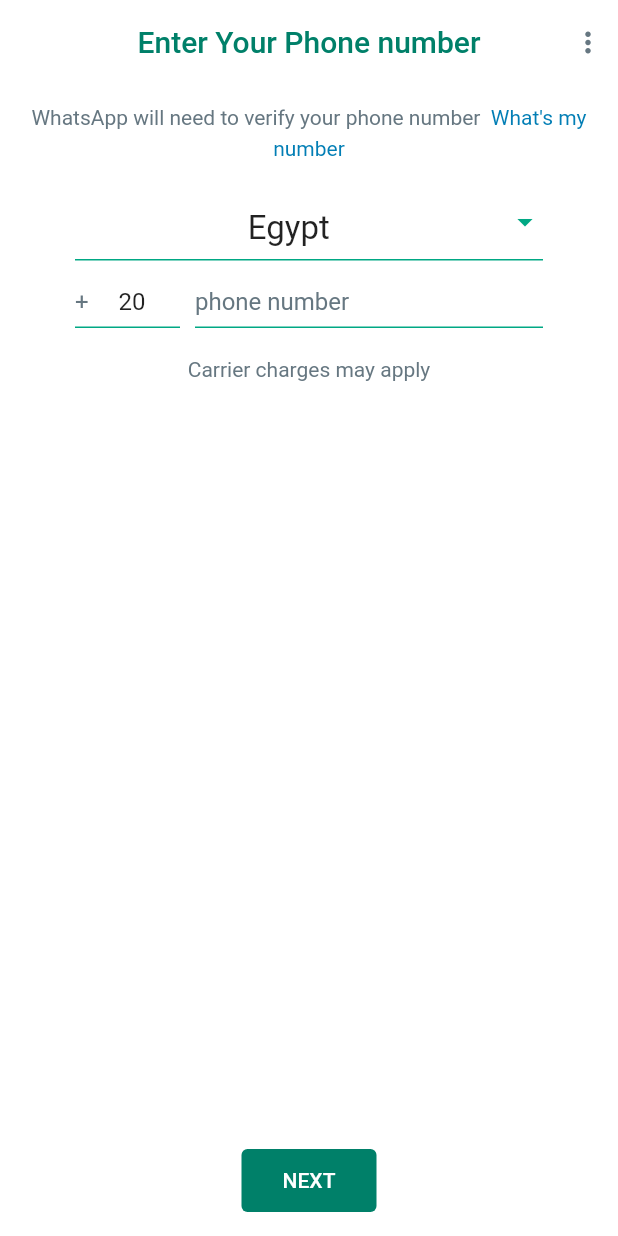
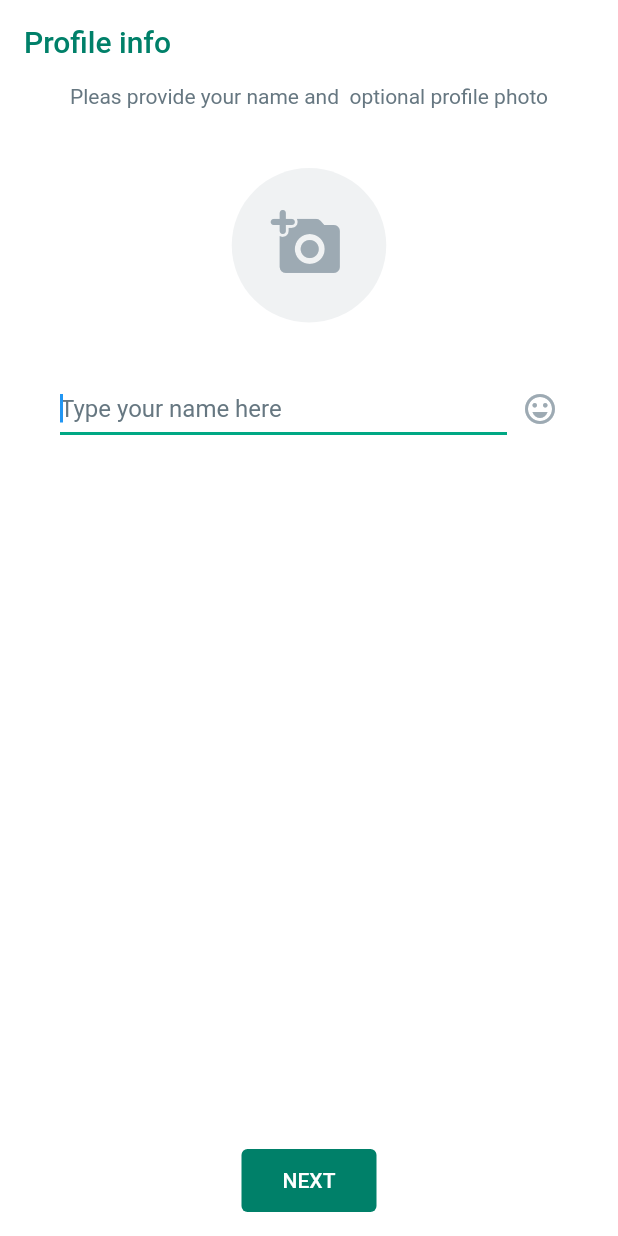
Before and after one commit to abdallah116294/WhatsApp_Clone, a Flutter app: the screen it shows after launch, on a phone screen of 412 x 824 dp. Run offline on Flutter 3.47's test engine with Material 2 defaults, Android fonts, the light colour scheme and no system bars; our stand-ins replace country_picker.

Commit message:
user info screen and it's theme

```diff
--- a/lib/common/extentions/custom_theme_extention.dart
+++ b/lib/common/extentions/custom_theme_extention.dart
@@ -14,7 +14,10 @@
       blueColor: Coloors.blueLight,
       langBtnColor: Color(0xfff7f8fa),
       langBtnHighlightColor: Color(0xffE8E8ED),
-    authAppbarTextColor: Coloors.greenLight
+      authAppbarTextColor: Coloors.greenLight,
+      photoIconBgColor: Color(0xFFF0F2F3),
+      photoIconColor: Color(0xFF9DAAB3),
+
       );
   static const darkMode = CustomThemeExtention(
       circleImageColor: Coloors.greenDark,
@@ -22,7 +25,10 @@
       blueColor: Coloors.blueDark,
       langBtnColor: Color(0xff182229),
       langBtnHighlightColor: Color(0xff09141A),
-    authAppbarTextColor: Color(0xffE9EDEF)
+      authAppbarTextColor: Color(0xffE9EDEF),
+      photoIconBgColor: Color(0xFF283339),
+      photoIconColor: Color(0xFF61717B),
+
       );
   final Color? circleImageColor;
   final Color? greyColor;
@@ -30,21 +36,29 @@
   final Color? langBtnColor;
   final Color? langBtnHighlightColor;
   final Color? authAppbarTextColor;
+  final Color? photoIconBgColor;
+  final Color? photoIconColor;
 
   const CustomThemeExtention(
       {this.circleImageColor,
       this.greyColor,
       this.blueColor,
       this.langBtnColor,
-      this.langBtnHighlightColor,this.authAppbarTextColor});
+      this.langBtnHighlightColor,
+      this.authAppbarTextColor,
+      this.photoIconBgColor,
+      this.photoIconColor,
+      });
   @override
-  ThemeExtension<CustomThemeExtention> copyWith({
-    Color? circleImageColor,
+  ThemeExtension<CustomThemeExtention> copyWith(
+      {Color? circleImageColor,
       Color? greyColor,
       Color? blueColor,
       Color? langBtnColor,
       Color? langBtnHighlightColor,
-    Color? authAppbarTextColor
+      Color? authAppbarTextColor,
+      Color? photoIconBgColor,
+      Color? photoIconColor
       }) {
     return CustomThemeExtention(
         circleImageColor: circleImageColor ?? this.circleImageColor,
@@ -53,8 +67,11 @@
         langBtnColor: langBtnColor ?? this.langBtnColor,
         langBtnHighlightColor:
             langBtnHighlightColor ?? this.langBtnHighlightColor,
-          authAppbarTextColor: authAppbarTextColor??this.authAppbarTextColor
+        authAppbarTextColor: authAppbarTextColor ?? this.authAppbarTextColor,
+         photoIconBgColor: photoIconBgColor??this.photoIconBgColor,
+         photoIconColor: photoIconColor?? this.photoIconColor,
          );
+
   }
 
   @override
@@ -70,6 +87,8 @@
           Color.lerp(langBtnHighlightColor, other.langBtnHighlightColor, t),
       authAppbarTextColor:
           Color.lerp(authAppbarTextColor, other.authAppbarTextColor, t),
+          photoIconBgColor: Color.lerp(photoIconBgColor, other.photoIconBgColor, t),
+          photoIconColor: Color.lerp(photoIconColor, other.photoIconColor, t)
     );
   }
 }
--- /dev/null
+++ b/lib/feature/auth/screen/user_info_screen.dart
@@ -0,0 +1,65 @@
+import 'package:flutter/material.dart';
+import 'package:whatsapp_clone/common/extentions/custom_theme_extention.dart';
+import 'package:whatsapp_clone/common/widgets/custom_elevated_button.dart';
+import 'package:whatsapp_clone/feature/auth/widget/custom_text_field.dart';
+
+class UserInfoScreen extends StatefulWidget {
+  const UserInfoScreen({super.key});
+
+  @override
+  State<UserInfoScreen> createState() => _UserInfoScreenState();
+}
+
+class _UserInfoScreenState extends State<UserInfoScreen> {
+  @override
+  Widget build(BuildContext context) {
+    return Scaffold(
+      appBar: AppBar(
+          backgroundColor: Theme.of(context).backgroundColor,
+          elevation: 0.0,
+          title: Text(
+            "Profile info",
+            style: TextStyle(color: context.theme.authAppbarTextColor),
+          )),
+      body: SingleChildScrollView(
+        padding: const EdgeInsets.symmetric(horizontal: 20),
+        child: Column(
+          children: [
+            Text(
+              'Pleas provide your name and  optional profile photo',
+              style: TextStyle(color: context.theme.greyColor),
+            ),
+           const  SizedBox(height: 40,),
+           Container(
+            padding:const EdgeInsets.all(26),
+            decoration: BoxDecoration(
+            shape: BoxShape.circle,
+            color: context.theme.photoIconBgColor
+           ),child:  Padding(
+             padding: const EdgeInsets.only(bottom: 3,right: 3),
+             child: Icon(Icons.add_a_photo_rounded,size: 48,color: context.theme.photoIconColor,),
+           ) ,),
+           const SizedBox(height: 40,),
+            Row(
+            children:  [
+              const SizedBox(width: 20,),
+             const Expanded(child: CustomTextField(
+              hintText: "Type your name here",
+              textAlign: TextAlign.left,
+              autoFocus: true,
+
+
+             )),
+             const SizedBox(width: 10,),
+              Icon(Icons.emoji_emotions_outlined,color: context.theme.photoIconColor,),
+              const SizedBox(width: 20,)
+            ],
+           )
+          ],
+        ),
+      ),
+      floatingActionButtonLocation: FloatingActionButtonLocation.centerFloat,
+      floatingActionButton: CustomElevatedButton(onPressed: (){},text: 'NEXT',buttonWidth: 90,),
+    );
+  }
+}
--- a/lib/main.dart
+++ b/lib/main.dart
@@ -2,6 +2,7 @@
 import 'package:whatsapp_clone/common/theme/dark_theme.dart';
 import 'package:whatsapp_clone/common/theme/light_theme.dart';
 import 'package:whatsapp_clone/feature/auth/screen/login_screen.dart';
+import 'package:whatsapp_clone/feature/auth/screen/user_info_screen.dart';
 import 'package:whatsapp_clone/feature/welcome/screens/welcome_screen.dart';
 
 void main() {
@@ -20,7 +21,7 @@
      theme: LightTheme(),
      darkTheme: darkTheme(),
      themeMode: ThemeMode.system,
-      home: const LoginScreen()
+      home: const UserInfoScreen()
     );
   }
 }
```
Lines whose indentation alone changed are shown as unchanged.
